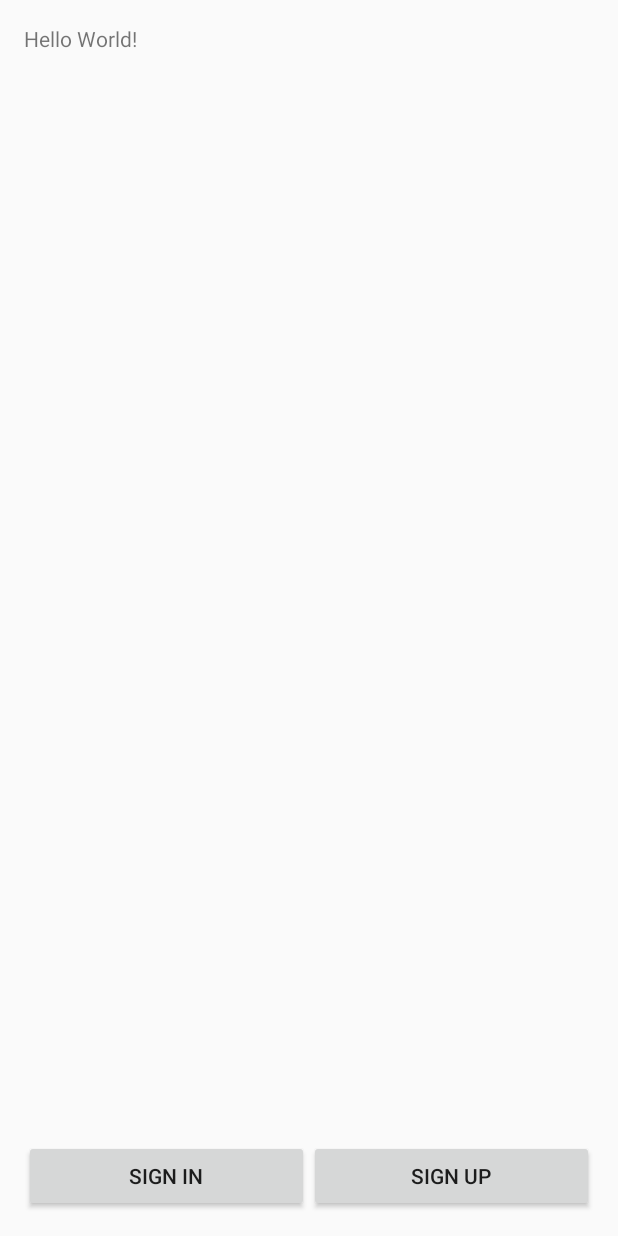
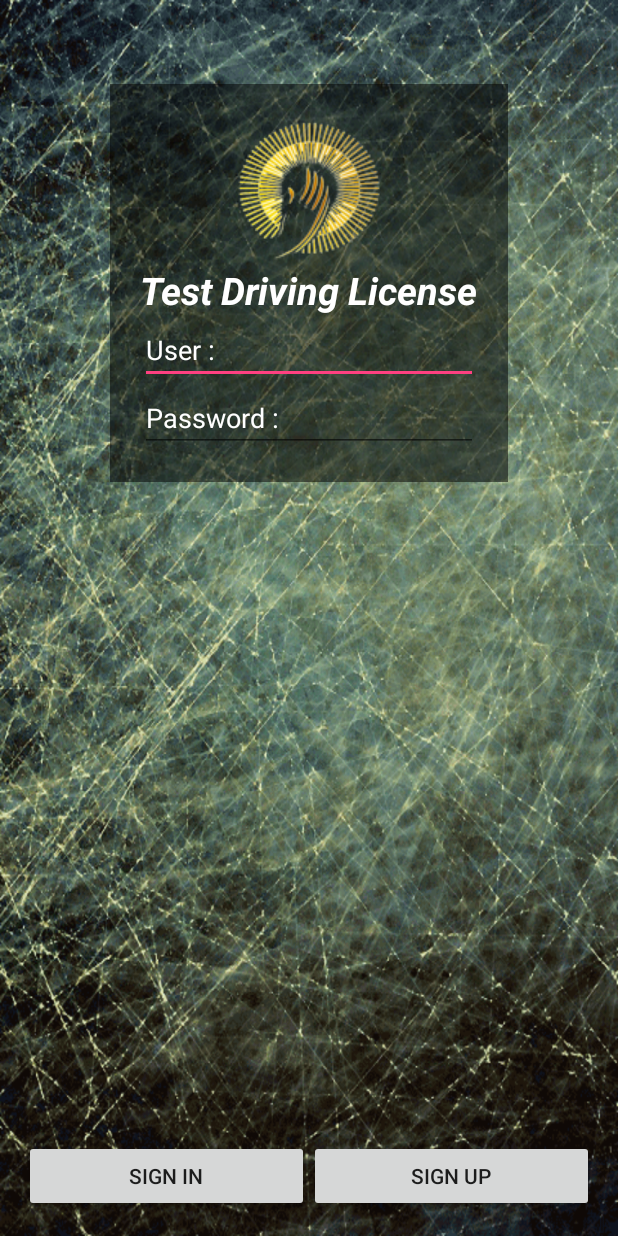
Before and after one commit to masterUNG/Test-Driving-License, an Android app: the screen it shows after launch (MainActivity), on a phone screen of 412 x 824 dp. Run offline under Robolectric (Android 15) with nearby library versions, the phone set to English and light mode, and no system bars.

```diff
--- a/app/src/main/AndroidManifest.xml
+++ b/app/src/main/AndroidManifest.xml
@@ -6,7 +6,7 @@
 
     <application
         android:allowBackup="true"
-        android:icon="@mipmap/ic_launcher"
+        android:icon="@drawable/prayer"
         android:label="@string/app_name"
         android:supportsRtl="true"
         android:theme="@style/AppTheme">
--- a/app/src/main/java/appewtc/masterung/testdrivinglicense/MainActivity.java
+++ b/app/src/main/java/appewtc/masterung/testdrivinglicense/MainActivity.java
@@ -4,14 +4,43 @@ import android.content.Intent;
 import android.support.v7.app.AppCompatActivity;
 import android.os.Bundle;
 import android.view.View;
+import android.widget.EditText;
 
 public class MainActivity extends AppCompatActivity {
+
+    //Explicit
+    private EditText userEditText, passwordEditText;
+    private String userString, passwordString;
 
     @Override
     protected void onCreate(Bundle savedInstanceState) {
         super.onCreate(savedInstanceState);
         setContentView(R.layout.activity_main);
+
+        //Initial Widget
+        userEditText = (EditText) findViewById(R.id.editText6);
+        passwordEditText = (EditText) findViewById(R.id.editText7);
+
+
     }   // Main Method
+
+    public void clickSignIn(View view) {
+
+        userString = userEditText.getText().toString().trim();
+        passwordString = passwordEditText.getText().toString().trim();
+
+        //CheckSpace
+        if (userString.equals("") || passwordString.equals("")) {
+            //Have Space
+            MyAlert myAlert = new MyAlert();
+            myAlert.myDialog(this, "Have Space", "Please Fill All Every Blank");
+
+        } else {
+            //No Space
+
+        }   // if
+
+    }   // clickSign
 
     public void clickSignUpMain(View view) {
         startActivity(new Intent(MainActivity.this, SignUpActivity.class));
--- a/app/src/main/res/layout/activity_main.xml
+++ b/app/src/main/res/layout/activity_main.xml
@@ -7,12 +7,8 @@
     android:paddingLeft="@dimen/activity_horizontal_margin"
     android:paddingRight="@dimen/activity_horizontal_margin"
     android:paddingTop="@dimen/activity_vertical_margin"
-    tools:context="appewtc.masterung.testdrivinglicense.MainActivity">
-
-    <TextView
-        android:layout_width="wrap_content"
-        android:layout_height="wrap_content"
-        android:text="Hello World!" />
+    tools:context="appewtc.masterung.testdrivinglicense.MainActivity"
+    android:background="@drawable/bg17">
 
     <LinearLayout
         android:orientation="horizontal"
@@ -25,7 +21,8 @@
             android:layout_height="wrap_content"
             android:text="Sign In"
             android:id="@+id/button"
-            android:layout_weight="1" />
+            android:layout_weight="1"
+            android:onClick="clickSignIn" />
 
         <Button
             android:layout_width="wrap_content"
@@ -35,4 +32,49 @@
             android:layout_weight="1"
             android:onClick="clickSignUpMain" />
     </LinearLayout>
+
+    <LinearLayout
+        android:orientation="vertical"
+        android:layout_width="wrap_content"
+        android:layout_height="wrap_content"
+        android:padding="20dp"
+        android:gravity="center_horizontal"
+        android:layout_centerHorizontal="true"
+        android:layout_marginTop="40dp"
+        android:background="#82000000">
+
+        <ImageView
+            android:layout_width="wrap_content"
+            android:layout_height="wrap_content"
+            android:id="@+id/imageView"
+            android:src="@drawable/prayer" />
+
+        <TextView
+            android:layout_width="wrap_content"
+            android:layout_height="wrap_content"
+            android:text="@string/app_name"
+            android:id="@+id/textView7"
+            android:textSize="@dimen/h1"
+            android:textStyle="bold|italic"
+            android:textColor="@color/text"
+            android:textColorHint="@color/text" />
+
+        <EditText
+            android:layout_width="match_parent"
+            android:layout_height="wrap_content"
+            android:id="@+id/editText6"
+            android:hint="User :"
+            android:inputType="text"
+            android:textColor="@color/text"
+            android:textColorHint="@color/text" />
+
+        <EditText
+            android:layout_width="match_parent"
+            android:layout_height="wrap_content"
+            android:id="@+id/editText7"
+            android:hint="Password :"
+            android:inputType="textPassword"
+            android:textColor="@color/text"
+            android:textColorHint="@color/text" />
+    </LinearLayout>
 </RelativeLayout>
--- a/app/src/main/res/values/dimens.xml
+++ b/app/src/main/res/values/dimens.xml
@@ -3,7 +3,7 @@
     <dimen name="activity_horizontal_margin">16dp</dimen>
     <dimen name="activity_vertical_margin">16dp</dimen>
 
-    <dimen name="h1">30sp</dimen>
+    <dimen name="h1">25sp</dimen>
     <dimen name="h2">20sp</dimen>
 
 </resources>
```
Also changed, not shown: app/src/main/res/drawable/prayer.png (added).
